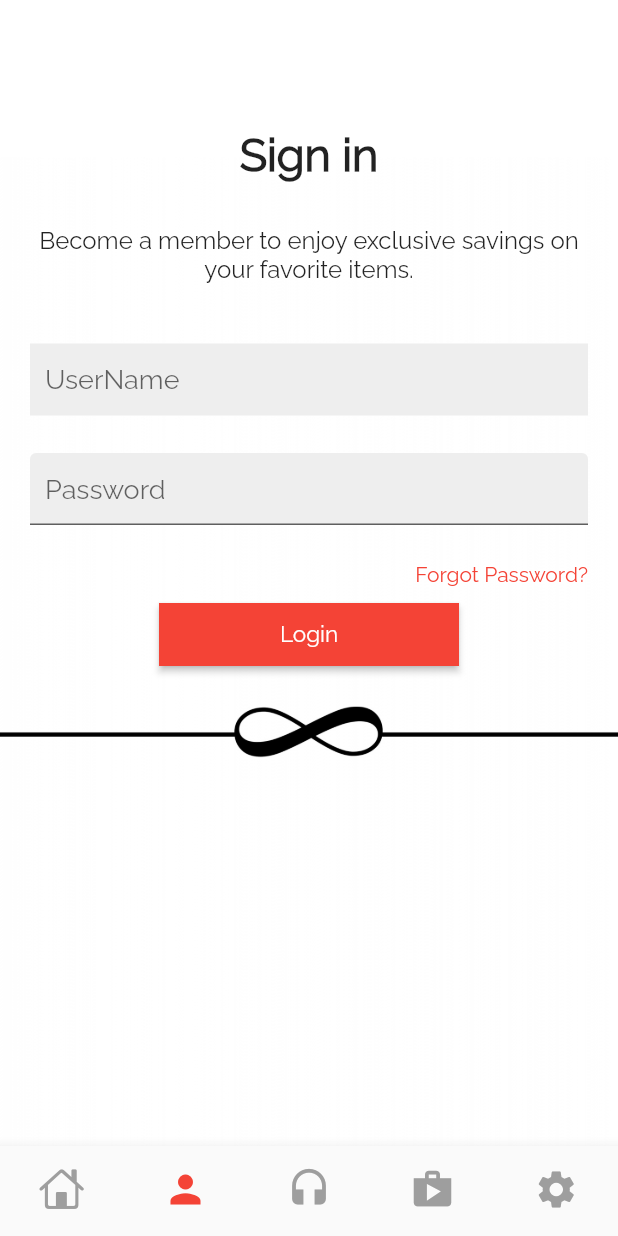
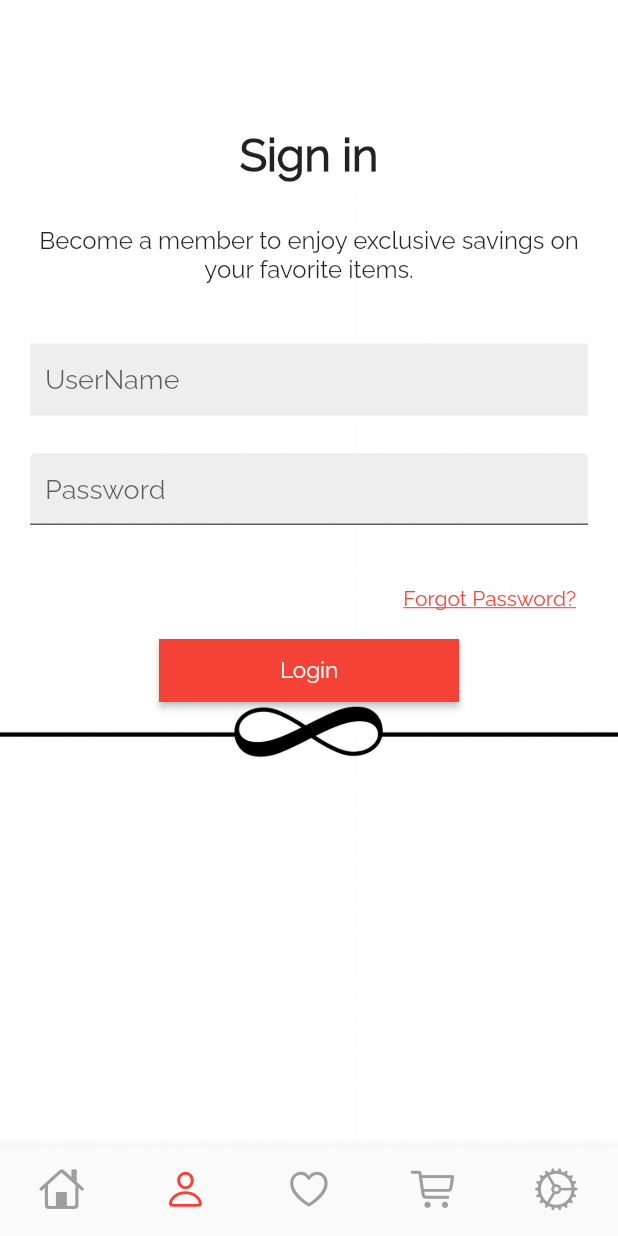
Before and after one commit to xamata/flutter_GraphQL_test, a Flutter app: the screen it shows after launch, item 2 of the bottom bar chosen, on a phone screen of 412 x 824 dp. Run offline on Flutter 3.47's test engine with Material 2 defaults, Android fonts, the phone set to English and light mode, and no system bars; our stand-ins replace graphql_flutter; network calls fail.

Commit message:
Added a 'Forget Password' page inside of AccountPage() and began laying out the cart section.

```diff
--- a/lib/account_page.dart
+++ b/lib/account_page.dart
@@ -1,4 +1,5 @@
 import 'package:flutter/material.dart';
+import 'package:flutter_mobile_sim_test_1/products_page.dart';
 
 class AccountPage extends StatefulWidget {
   const AccountPage({Key? key}) : super(key: key);
@@ -8,6 +9,15 @@ class AccountPage extends StatefulWidget {
 }
 
 class _AccountPageState extends State<AccountPage> {
+  final _controller = TextEditingController();
+
+  @override
+  void initState() {
+    super.initState();
+    // Future.delayed(
+    //     const Duration(milliseconds: 2000), () => _controller.text = '');
+  }
+
   @override
   Widget build(BuildContext context) {
     return Scaffold(
@@ -17,7 +27,6 @@ class _AccountPageState extends State<AccountPage> {
         elevation: 0,
       ),
       body: Stack(
-        // alignment: AlignmentDirectional.topStart,
         fit: StackFit.expand,
         children: [
           Container(
@@ -28,14 +37,10 @@ class _AccountPageState extends State<AccountPage> {
                 fit: BoxFit.cover,
                 alignment: Alignment(0.0, -5.0),
               ),
-
-              //     .cover, //as small as possible while still covering the entire target box
-              // colorBlendMode: BlendMode.darken,
-              // color: Colors.black54,
             ),
           ),
-          Column(
-            // mainAxisAlignment: MainAxisAlignment.center,
+          SingleChildScrollView(
+            child: Column(
               children: <Widget>[
                 const Padding(
                   padding: EdgeInsets.all(30.0),
@@ -61,7 +66,7 @@ class _AccountPageState extends State<AccountPage> {
                   children: <Widget>[
                     SingleChildScrollView(
                       child: Container(
-                      height: 300,
+                        // height: 300,
                         padding:
                             EdgeInsets.symmetric(horizontal: 20, vertical: 10),
                         child: Column(
@@ -71,6 +76,7 @@ class _AccountPageState extends State<AccountPage> {
                               autocorrect: false,
                               autofocus: false,
                               style: TextStyle(fontSize: 18),
+                              controller: _controller,
                               decoration: InputDecoration(
                                 hintText: 'UserName',
                                 border: InputBorder.none,
@@ -80,7 +86,7 @@ class _AccountPageState extends State<AccountPage> {
                               ),
                             ),
                             Padding(
-                            padding: EdgeInsets.symmetric(
+                              padding: const EdgeInsets.symmetric(
                                 vertical: 25,
                               ),
                               child: TextField(
@@ -99,14 +105,36 @@ class _AccountPageState extends State<AccountPage> {
                             Row(
                               mainAxisAlignment: MainAxisAlignment.end,
                               children: [
-                              Padding(
-                                padding: EdgeInsets.only(bottom: 8.0),
-                                child: Text(
-                                  'Forgot Password?',
+                                // const Padding(
+                                //   padding: EdgeInsets.only(bottom: 8.0),
+                                //   child: Text(
+                                //     'Forgot Password?',
+                                //     style: TextStyle(
+                                //         color: Colors.red,
+                                //         fontSize: 14,
+                                //         decoration: TextDecoration.underline),
+                                //   ),
+                                // ),
+                                TextButton(
+                                  child: const Text(
+                                    "Forgot Password?",
                                     style: TextStyle(
-                                      color: Colors.red, fontSize: 14),
+                                      decoration: TextDecoration.underline,
                                     ),
-                              )
+                                  ),
+                                  onPressed: () {
+                                    Navigator.of(context).push(
+                                      MaterialPageRoute(
+                                          builder: (context) =>
+                                              ForgotPasswordPage()),
+                                    );
+                                  },
+                                  style: ButtonStyle(
+                                      overlayColor:
+                                          MaterialStateProperty.all<Color>(
+                                    Colors.white,
+                                  )),
+                                ),
                               ],
                             ),
                             RawMaterialButton(
@@ -115,10 +143,10 @@ class _AccountPageState extends State<AccountPage> {
                               splashColor: Colors.black12,
                               fillColor: Colors.red,
                               padding: EdgeInsets.symmetric(vertical: 12),
-                            child: Text(
+                              child: const Text(
                                 "Login",
-                              style:
-                                  TextStyle(color: Colors.white, fontSize: 15),
+                                style: TextStyle(
+                                    color: Colors.white, fontSize: 15),
                               ),
                             ),
                           ],
@@ -129,8 +157,48 @@ class _AccountPageState extends State<AccountPage> {
                 )
               ],
             ),
+          ),
         ],
       ),
     );
   }
 }
+
+class ForgotPasswordPage extends StatelessWidget {
+  const ForgotPasswordPage({Key? key}) : super(key: key);
+
+  @override
+  Widget build(BuildContext context) {
+    return Scaffold(
+      resizeToAvoidBottomInset: false,
+      appBar: AppBar(
+          backgroundColor: Colors.white,
+          foregroundColor: Colors.black,
+          elevation: 0,
+          title: Text("Fogot Password", style: TextStyle(fontSize: 24))),
+      // body: SingleChildScrollView(child:
+      body: Stack(
+        // alignment: AlignmentDirectional.topStart,
+        fit: StackFit.expand,
+        children: [
+          SingleChildScrollView(
+            child: Column(
+              children: <Widget>[
+                const Padding(
+                  padding: EdgeInsets.all(30.0),
+                  child: Text(
+                    "Enter email below to recover your passwrod",
+                    style: TextStyle(
+                        fontFamily: "RaleWay",
+                        fontSize: 30,
+                        fontWeight: FontWeight.bold),
+                  ),
+                ),
+              ],
+            ),
+          ),
+        ],
+      ),
+    );
+  }
+}
--- a/lib/home_page.dart
+++ b/lib/home_page.dart
@@ -15,6 +15,7 @@ class _HomePageState extends State<HomePage> {
         appBar: AppBar(
           title: const Text("What's New"),
           backgroundColor: Colors.white,
+          elevation: 0,
           titleTextStyle: const TextStyle(
               color: Colors.black, fontSize: 26, fontFamily: "RaleWay"),
         ),
--- a/lib/main.dart
+++ b/lib/main.dart
@@ -1,6 +1,8 @@
 import 'package:flutter/cupertino.dart';
 import 'package:flutter/material.dart';
 import 'package:flutter_mobile_sim_test_1/account_page.dart';
+import 'package:flutter_mobile_sim_test_1/cart_page.dart';
+import 'package:flutter_mobile_sim_test_1/favorties_page.dart';
 import 'package:graphql_flutter/graphql_flutter.dart';
 
 import 'products_page.dart';
@@ -81,8 +83,8 @@ class _MyHomePageState extends State<MyHomePage> {
   static const List<Widget> _widgetOptions = <Widget>[
     ProductsPage(),
     AccountPage(),
-    ProductsPage(),
-    ProductsPage(),
+    FavortiesPage(),
+    CartPage(),
     ProductsPage(),
   ];
 
@@ -95,11 +97,15 @@ class _MyHomePageState extends State<MyHomePage> {
         iconSize: 30.0,
         items: const <BottomNavigationBarItem>[
           BottomNavigationBarItem(
-              icon: Icon(CupertinoIcons.house), label: "House"),
-          BottomNavigationBarItem(icon: Icon(Icons.person), label: "AC"),
-          BottomNavigationBarItem(icon: Icon(Icons.headset), label: "Air"),
-          BottomNavigationBarItem(icon: Icon(Icons.shop), label: "Hair"),
-          BottomNavigationBarItem(icon: Icon(Icons.settings), label: "Hair"),
+              icon: Icon(CupertinoIcons.house), label: "Home"),
+          BottomNavigationBarItem(
+              icon: Icon(CupertinoIcons.person), label: "Account"),
+          BottomNavigationBarItem(
+              icon: Icon(CupertinoIcons.heart), label: "Favorites"),
+          BottomNavigationBarItem(
+              icon: Icon(CupertinoIcons.shopping_cart), label: "Cart"),
+          BottomNavigationBarItem(
+              icon: Icon(CupertinoIcons.settings), label: "Settings"),
         ],
         showUnselectedLabels: false,
         showSelectedLabels: false,
```
Also changed, not shown: lib/cart_page.dart (added, +78 -0 lines), lib/favorties_page.dart (added, +46 -0 lines), 1 other file. Lines whose indentation alone changed are shown as unchanged.
